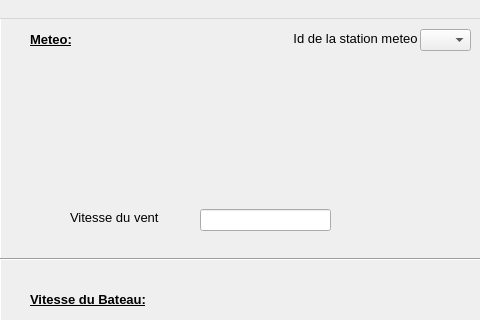
etiennelndr/ihm_voilierautonome, file ihm/forms/mainwindow.ui: the form before one commit; both pictures show x 620 to 1100 and y 0 to 320 of the 1100 by 805 pixel window.
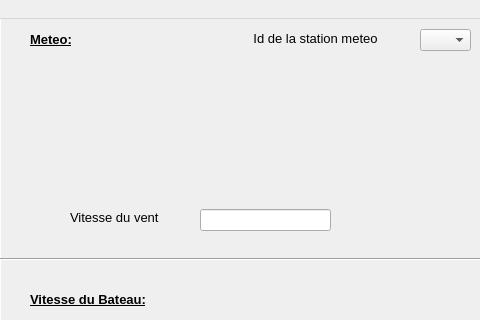
The form after the commit. Icons and pictures are not drawn.

```diff
--- a/ihm/forms/mainwindow.ui
+++ b/ihm/forms/mainwindow.ui
@@ -273,7 +273,7 @@
    <widget class="QLabel" name="label_4">
     <property name="geometry">
      <rect>
-      <x>880</x>
+      <x>840</x>
       <y>0</y>
       <width>191</width>
       <height>39</height>
```
